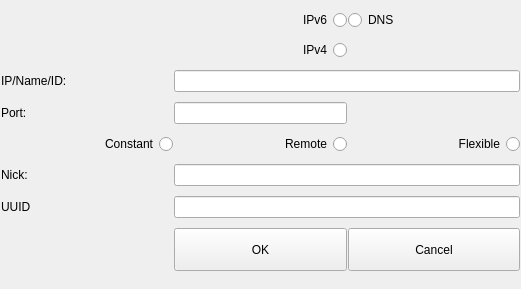
The window that ui/address-input.ui (berndhs/arado) describes before a commit, drawn with Qt 5.
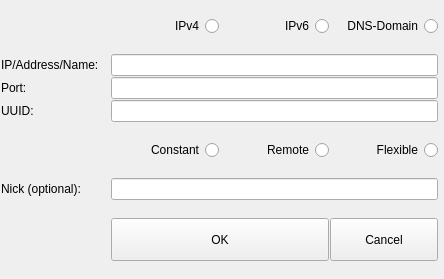
The same window after the commit. Icons and pictures are not drawn.

Commit message: better layout and typo.

Diff of the .ui file:
```diff
--- a/ui/address-input.ui
+++ b/ui/address-input.ui
@@ -6,8 +6,8 @@
    <rect>
     <x>0</x>
     <y>0</y>
-    <width>521</width>
-    <height>289</height>
+    <width>444</width>
+    <height>279</height>
    </rect>
   </property>
   <property name="windowTitle">
@@ -18,7 +18,7 @@
     <normaloff>:/arado-logo-colo-128.png</normaloff>:/arado-logo-colo-128.png</iconset>
   </property>
   <layout class="QGridLayout" name="gridLayout">
-   <item row="5" column="1">
+   <item row="9" column="1">
     <widget class="QLabel" name="label">
      <property name="sizePolicy">
       <sizepolicy hsizetype="MinimumExpanding" vsizetype="Preferred">
@@ -30,14 +30,14 @@
       <enum>Qt::RightToLeft</enum>
      </property>
      <property name="text">
-      <string>IP/Name/ID:</string>
+      <string>IP/Address/Name:</string>
      </property>
     </widget>
    </item>
-   <item row="5" column="2" colspan="2">
+   <item row="9" column="2" colspan="3">
     <widget class="QLineEdit" name="addressEdit"/>
    </item>
-   <item row="6" column="1">
+   <item row="10" column="1">
     <widget class="QLabel" name="label_2">
      <property name="sizePolicy">
       <sizepolicy hsizetype="MinimumExpanding" vsizetype="Preferred">
@@ -53,7 +53,7 @@
      </property>
     </widget>
    </item>
-   <item row="18" column="1">
+   <item row="27" column="1">
     <widget class="QLabel" name="label_4">
      <property name="sizePolicy">
       <sizepolicy hsizetype="MinimumExpanding" vsizetype="Preferred">
@@ -65,67 +65,25 @@
       <enum>Qt::RightToLeft</enum>
      </property>
      <property name="text">
-      <string>Nick:</string>
+      <string>Nick (optional):</string>
      </property>
     </widget>
    </item>
-   <item row="18" column="2" colspan="2">
+   <item row="27" column="2" colspan="3">
     <widget class="QLineEdit" name="nickEdit">
      <property name="toolTip">
       <string>Enter any unique Nick. Duplicates will be overwritten.</string>
      </property>
     </widget>
    </item>
-   <item row="21" column="3">
-    <widget class="QPushButton" name="cancelButton">
-     <property name="minimumSize">
-      <size>
-       <width>0</width>
-       <height>43</height>
-      </size>
-     </property>
-     <property name="text">
-      <string>Cancel</string>
-     </property>
-     <property name="icon">
-      <iconset resource="../arado.qrc">
-       <normaloff>:/images/cancel.png</normaloff>:/images/cancel.png</iconset>
-     </property>
-     <property name="iconSize">
-      <size>
-       <width>32</width>
-       <height>32</height>
-      </size>
-     </property>
-    </widget>
-   </item>
-   <item row="6" column="2">
+   <item row="10" column="2" colspan="3">
     <widget class="QLineEdit" name="portEdit">
      <property name="placeholderText">
       <string notr="true"/>
      </property>
     </widget>
    </item>
-   <item row="7" column="3">
-    <widget class="QRadioButton" name="flexibleButton">
-     <property name="sizePolicy">
-      <sizepolicy hsizetype="Expanding" vsizetype="Fixed">
-       <horstretch>0</horstretch>
-       <verstretch>0</verstretch>
-      </sizepolicy>
-     </property>
-     <property name="layoutDirection">
-      <enum>Qt::RightToLeft</enum>
-     </property>
-     <property name="text">
-      <string>Flexible</string>
-     </property>
-     <attribute name="buttonGroup">
-      <string>levelGroup</string>
-     </attribute>
-    </widget>
-   </item>
-   <item row="21" column="2">
+   <item row="31" column="2" colspan="2">
     <widget class="QPushButton" name="okButton">
      <property name="minimumSize">
       <size>
@@ -148,80 +106,20 @@
      </property>
     </widget>
    </item>
-   <item row="7" column="1">
-    <widget class="QRadioButton" name="constantButton">
-     <property name="sizePolicy">
-      <sizepolicy hsizetype="Expanding" vsizetype="Fixed">
-       <horstretch>0</horstretch>
-       <verstretch>0</verstretch>
-      </sizepolicy>
-     </property>
-     <property name="layoutDirection">
-      <enum>Qt::RightToLeft</enum>
-     </property>
-     <property name="text">
-      <string>Constant</string>
-     </property>
-     <attribute name="buttonGroup">
-      <string>levelGroup</string>
-     </attribute>
-    </widget>
-   </item>
-   <item row="7" column="2">
-    <widget class="QRadioButton" name="remoteButton">
-     <property name="enabled">
-      <bool>true</bool>
-     </property>
-     <property name="sizePolicy">
-      <sizepolicy hsizetype="Expanding" vsizetype="Fixed">
-       <horstretch>0</horstretch>
-       <verstretch>0</verstretch>
-      </sizepolicy>
-     </property>
-     <property name="layoutDirection">
-      <enum>Qt::RightToLeft</enum>
-     </property>
-     <property name="text">
-      <string>Remote</string>
-     </property>
-     <attribute name="buttonGroup">
-      <string>levelGroup</string>
-     </attribute>
-    </widget>
-   </item>
-   <item row="19" column="2" colspan="2">
-    <widget class="QLineEdit" name="uuidEdit"/>
-   </item>
-   <item row="19" column="1">
-    <widget class="QLabel" name="label_5">
-     <property name="sizePolicy">
-      <sizepolicy hsizetype="MinimumExpanding" vsizetype="Preferred">
-       <horstretch>0</horstretch>
-       <verstretch>0</verstretch>
-      </sizepolicy>
-     </property>
-     <property name="layoutDirection">
-      <enum>Qt::RightToLeft</enum>
-     </property>
-     <property name="text">
-      <string>UUID</string>
-     </property>
-    </widget>
-   </item>
-   <item row="0" column="3">
+   <item row="3" column="4">
     <widget class="QRadioButton" name="dnsButton">
      <property name="layoutDirection">
-      <enum>Qt::LeftToRight</enum>
+      <enum>Qt::RightToLeft</enum>
      </property>
      <property name="text">
-      <string>DNS</string>
+      <string>DNS-Domain</string>
      </property>
      <attribute name="buttonGroup">
       <string>typeGroup</string>
      </attribute>
     </widget>
    </item>
-   <item row="0" column="2">
+   <item row="3" column="3">
     <widget class="QRadioButton" name="ipv6Button">
      <property name="layoutDirection">
       <enum>Qt::RightToLeft</enum>
@@ -234,7 +132,7 @@
      </attribute>
     </widget>
    </item>
-   <item row="1" column="2">
+   <item row="3" column="2">
     <widget class="QRadioButton" name="ipv4Button">
      <property name="layoutDirection">
       <enum>Qt::RightToLeft</enum>
@@ -247,7 +145,45 @@
      </attribute>
     </widget>
    </item>
-   <item row="0" column="1">
+   <item row="13" column="2">
+    <widget class="QRadioButton" name="constantButton">
+     <property name="sizePolicy">
+      <sizepolicy hsizetype="Expanding" vsizetype="Fixed">
+       <horstretch>0</horstretch>
+       <verstretch>0</verstretch>
+      </sizepolicy>
+     </property>
+     <property name="layoutDirection">
+      <enum>Qt::RightToLeft</enum>
+     </property>
+     <property name="text">
+      <string>Constant</string>
+     </property>
+     <attribute name="buttonGroup">
+      <string>levelGroup</string>
+     </attribute>
+    </widget>
+   </item>
+   <item row="11" column="2" colspan="3">
+    <widget class="QLineEdit" name="uuidEdit"/>
+   </item>
+   <item row="11" column="1">
+    <widget class="QLabel" name="label_5">
+     <property name="sizePolicy">
+      <sizepolicy hsizetype="MinimumExpanding" vsizetype="Preferred">
+       <horstretch>0</horstretch>
+       <verstretch>0</verstretch>
+      </sizepolicy>
+     </property>
+     <property name="layoutDirection">
+      <enum>Qt::RightToLeft</enum>
+     </property>
+     <property name="text">
+      <string>UUID:</string>
+     </property>
+    </widget>
+   </item>
+   <item row="1" column="1">
     <widget class="QLabel" name="label_3">
      <property name="sizePolicy">
       <sizepolicy hsizetype="Fixed" vsizetype="Preferred">
@@ -269,6 +205,142 @@
      </property>
     </widget>
    </item>
+   <item row="13" column="4">
+    <widget class="QRadioButton" name="flexibleButton">
+     <property name="sizePolicy">
+      <sizepolicy hsizetype="Expanding" vsizetype="Fixed">
+       <horstretch>0</horstretch>
+       <verstretch>0</verstretch>
+      </sizepolicy>
+     </property>
+     <property name="layoutDirection">
+      <enum>Qt::RightToLeft</enum>
+     </property>
+     <property name="text">
+      <string>Flexible</string>
+     </property>
+     <attribute name="buttonGroup">
+      <string>levelGroup</string>
+     </attribute>
+    </widget>
+   </item>
+   <item row="13" column="3">
+    <widget class="QRadioButton" name="remoteButton">
+     <property name="enabled">
+      <bool>true</bool>
+     </property>
+     <property name="sizePolicy">
+      <sizepolicy hsizetype="Expanding" vsizetype="Fixed">
+       <horstretch>0</horstretch>
+       <verstretch>0</verstretch>
+      </sizepolicy>
+     </property>
+     <property name="layoutDirection">
+      <enum>Qt::RightToLeft</enum>
+     </property>
+     <property name="text">
+      <string>Remote</string>
+     </property>
+     <attribute name="buttonGroup">
+      <string>levelGroup</string>
+     </attribute>
+    </widget>
+   </item>
+   <item row="31" column="4">
+    <widget class="QPushButton" name="cancelButton">
+     <property name="minimumSize">
+      <size>
+       <width>0</width>
+       <height>43</height>
+      </size>
+     </property>
+     <property name="text">
+      <string>Cancel</string>
+     </property>
+     <property name="icon">
+      <iconset resource="../arado.qrc">
+       <normaloff>:/images/cancel.png</normaloff>:/images/cancel.png</iconset>
+     </property>
+     <property name="iconSize">
+      <size>
+       <width>32</width>
+       <height>32</height>
+      </size>
+     </property>
+    </widget>
+   </item>
+   <item row="30" column="2">
+    <spacer name="verticalSpacer">
+     <property name="orientation">
+      <enum>Qt::Vertical</enum>
+     </property>
+     <property name="sizeHint" stdset="0">
+      <size>
+       <width>20</width>
+       <height>40</height>
+      </size>
+     </property>
+    </spacer>
+   </item>
+   <item row="14" column="3">
+    <spacer name="verticalSpacer_2">
+     <property name="orientation">
+      <enum>Qt::Vertical</enum>
+     </property>
+     <property name="sizeHint" stdset="0">
+      <size>
+       <width>20</width>
+       <height>40</height>
+      </size>
+     </property>
+    </spacer>
+   </item>
+   <item row="12" column="2">
+    <spacer name="verticalSpacer_3">
+     <property name="orientation">
+      <enum>Qt::Vertical</enum>
+     </property>
+     <property name="sizeHint" stdset="0">
+      <size>
+       <width>20</width>
+       <height>40</height>
+      </size>
+     </property>
+    </spacer>
+   </item>
+   <item row="4" column="3">
+    <spacer name="verticalSpacer_4">
+     <property name="orientation">
+      <enum>Qt::Vertical</enum>
+     </property>
+     <property name="sizeHint" stdset="0">
+      <size>
+       <width>20</width>
+       <height>40</height>
+      </size>
+     </property>
+    </spacer>
+   </item>
+   <item row="32" column="2">
+    <spacer name="verticalSpacer_5">
+     <property name="orientation">
+      <enum>Qt::Vertical</enum>
+     </property>
+     <property name="sizeHint" stdset="0">
+      <size>
+       <width>20</width>
+       <height>40</height>
+      </size>
+     </property>
+    </spacer>
+   </item>
+   <item row="3" column="5">
+    <widget class="QLabel" name="label_6">
+     <property name="text">
+      <string> </string>
+     </property>
+    </widget>
+   </item>
   </layout>
  </widget>
  <layoutdefault spacing="1" margin="1"/>
```
